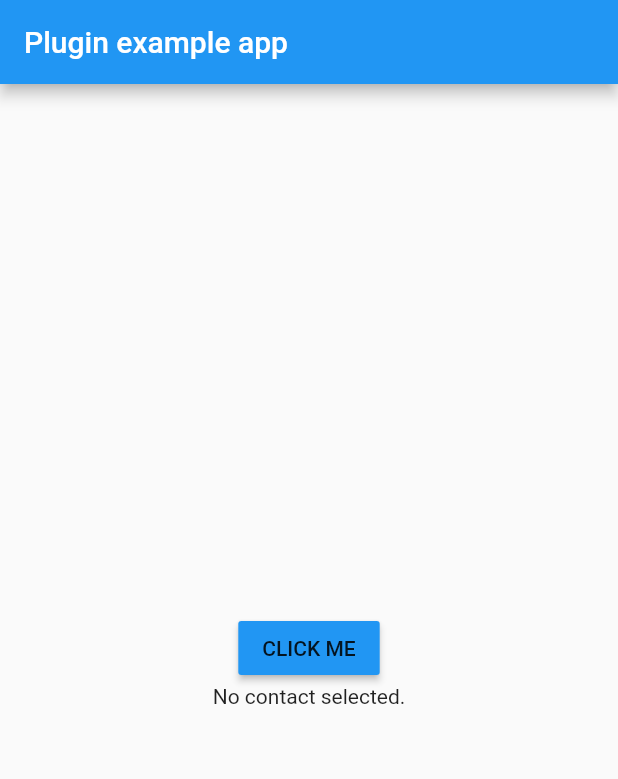
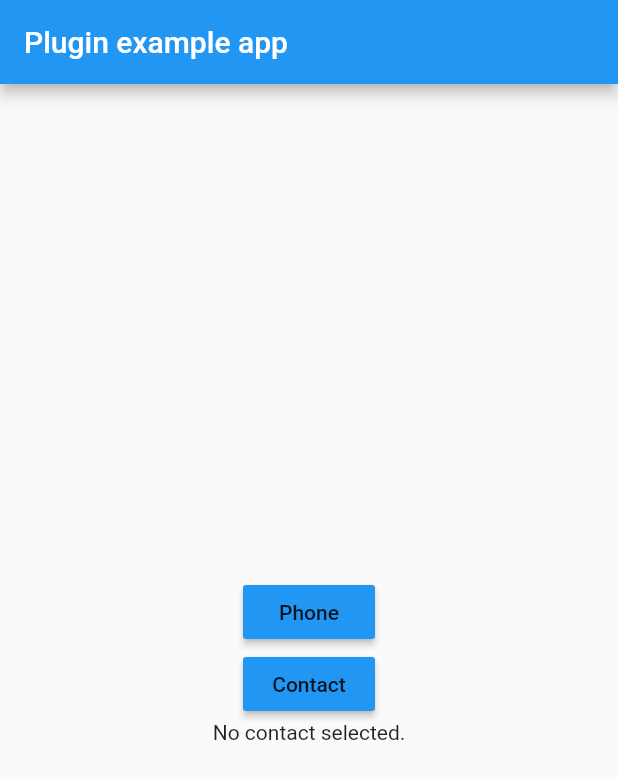
Before and after one commit to goderbauer/contact_picker, a Flutter app: the screen it shows after launch, on a phone screen of 412 x 824 dp. Shown: the top 779 px of the screen. Run offline on Flutter 3.47's test engine with Material 2 defaults, Android fonts, the phone set to English and light mode, and no system bars.

Commit message:
Added a new dart api function to add the functionality to get just a contact name. If you only need a contact name, the phone number picker shows a dialog with repeated contacts that have multiple phone numbers. This does not work well. The API uses parameters to tell the native platform which type is being requested.
The code was added for Android and not iOS. However, the iOS code should not break and simply gets the phone number as I cannot develop for iOS.

```diff
--- a/example/lib/main.dart
+++ b/example/lib/main.dart
@@ -31,9 +31,19 @@ class _MyAppState extends State<MyApp> {
             children: <Widget>[
               new MaterialButton(
                 color: Colors.blue,
-                child: new Text("CLICK ME"),
+                child: new Text("Phone"),
                 onPressed: () async {
                   Contact contact = await _contactPicker.selectContact();
+                  setState(() {
+                    _contact = contact;
+                  });
+                },
+              ),
+              new MaterialButton(
+                color: Colors.blue,
+                child: new Text("Contact"),
+                onPressed: () async {
+                  Contact contact = await _contactPicker.selectContactName();
                   setState(() {
                     _contact = contact;
                   });
--- a/lib/contact_picker.dart
+++ b/lib/contact_picker.dart
@@ -19,8 +19,19 @@ class ContactPicker {
   /// Returns the [Contact] selected by the user, or `null` if the user canceled
   /// out of the dialog.
   Future<Contact> selectContact() async {
+    return doSelect('phone');
+  }
+
+  Future<Contact> selectContactName() async {
+    return doSelect('contact');
+  }
+
+  Future<Contact> doSelect(String type) async {
+    final Map<String, dynamic> params = <String, dynamic> {
+      'type': type,
+    };
     final Map<dynamic, dynamic> result =
-        await _channel.invokeMethod('selectContact');
+        await _channel.invokeMethod('selectContact', params);
     if (result == null) {
       return null;
     }
```
Also changed, not shown: 1 other file.
